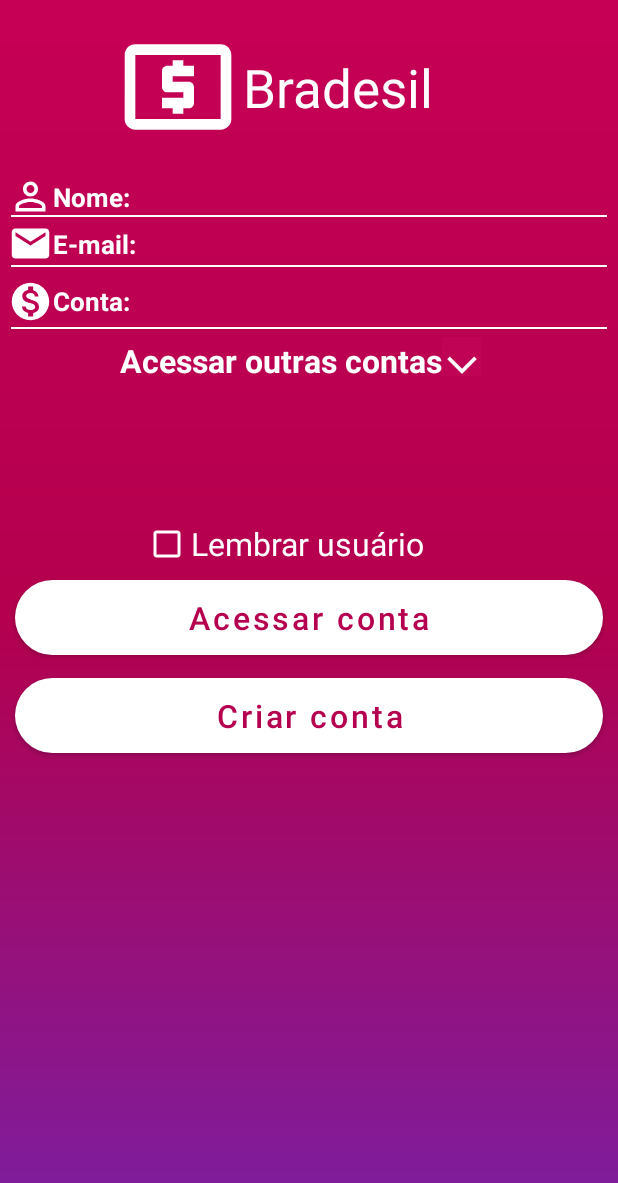
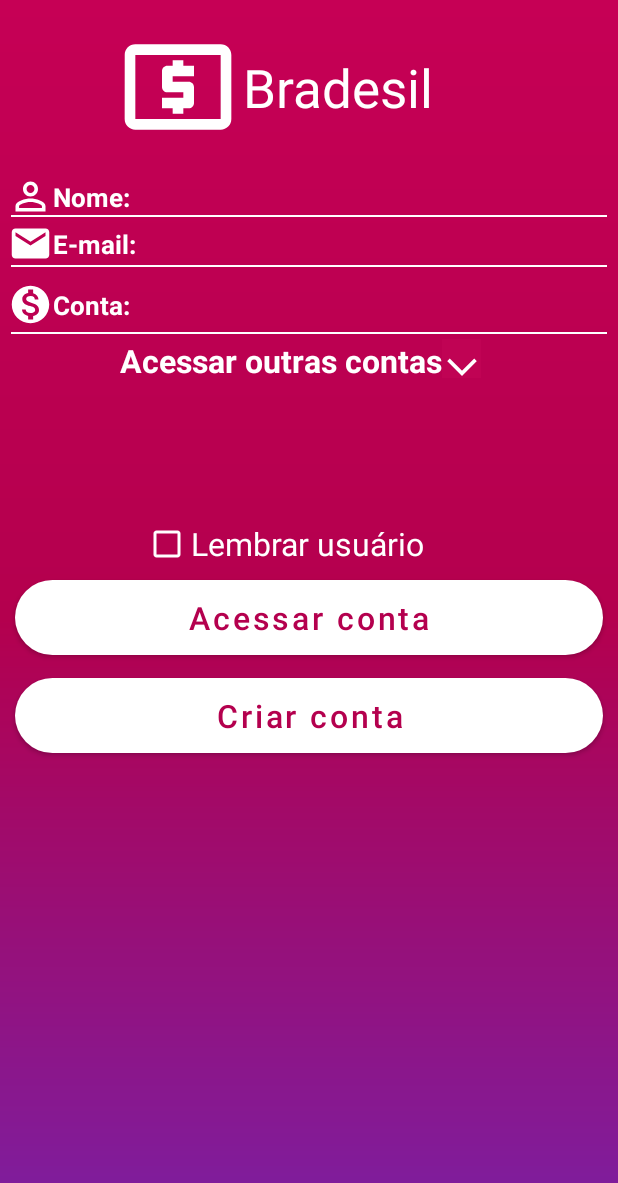
Before and after one commit to GILMARCOSSANTOS/BancoBradesil1.0, an Android app: the screen it shows after launch (MainActivity), on a phone screen of 412 x 824 dp. Shown: the top 1183 px of the screen. Run offline under Robolectric (Android 15) with nearby library versions, the phone set to English and light mode, and no system bars.

Commit message:
Constraint das activititys

```diff
--- a/app/src/main/res/layout/activity_criar_conta.xml
+++ b/app/src/main/res/layout/activity_criar_conta.xml
@@ -16,6 +16,7 @@
         android:scaleType="centerCrop"
         android:src="@drawable/voltar_icone"
         android:tint="@color/white01"
+        app:layout_constraintBottom_toBottomOf="@id/texTeViewVoltarActivityCriarContaId"
         app:layout_constraintStart_toStartOf="parent"
         app:layout_constraintTop_toTopOf="parent" />
 
@@ -48,6 +49,7 @@
         android:scaleType="centerCrop"
         android:src="@drawable/voltar_icone"
         android:tint="@color/white01"
+        app:layout_constraintBottom_toBottomOf="@id/texTeViewLoginctivityCriarContaId"
         app:layout_constraintEnd_toEndOf="parent"
         app:layout_constraintTop_toBottomOf="@+id/imageViewVoltarActivityCriarContaId" />
 
--- a/app/src/main/res/layout/activity_main.xml
+++ b/app/src/main/res/layout/activity_main.xml
@@ -120,10 +120,10 @@
             android:textColor="@color/white01"
             android:textSize="17sp"
             android:textStyle="bold"
-            tools:text="E - mail do cliente"
             app:layout_constraintBottom_toBottomOf="@+id/textViewEmail01ActivityMainId"
             app:layout_constraintStart_toEndOf="@id/textViewEmail01ActivityMainId"
-            app:layout_constraintTop_toTopOf="@+id/textViewEmail01ActivityMainId" />
+            app:layout_constraintTop_toTopOf="@+id/textViewEmail01ActivityMainId"
+            tools:text="E - mail do cliente" />
 
         <View
             android:id="@+id/view02ActivityMain02Id"
@@ -144,7 +144,7 @@
             android:layout_marginTop="5dp"
             android:src="@drawable/money_account"
             app:layout_constraintStart_toStartOf="parent"
-            app:layout_constraintTop_toBottomOf="@id/view02ActivityMain02Id"
+            app:layout_constraintTop_toBottomOf="@id/imageViewEmailActivityMainId"
             app:tint="@color/white01" />
 
         <com.google.android.material.textview.MaterialTextView
@@ -165,14 +165,13 @@
             android:layout_width="wrap_content"
             android:layout_height="wrap_content"
             android:layout_marginStart="5dp"
-            android:layout_marginTop="10dp"
+            android:layout_marginTop="11dp"
             android:textColor="@color/white01"
             android:textSize="17sp"
             android:textStyle="bold"
-            tools:text="conta do Cliente"
             app:layout_constraintBottom_toBottomOf="@+id/textViewConta01ActivityMainId"
             app:layout_constraintStart_toEndOf="@id/textViewConta01ActivityMainId"
-            app:layout_constraintTop_toBottomOf="@id/view02ActivityMain02Id" />
+            tools:text="conta do Cliente" />
 
         <View
             android:id="@+id/view03ActivityMainId"
@@ -197,6 +196,7 @@
             android:textColorHint="@color/white01"
             android:textSize="21sp"
             android:textStyle="bold"
+            app:layout_constraintBottom_toBottomOf="@id/imageButtonContasCadastradasMainActivityId"
             app:layout_constraintStart_toStartOf="parent"
             app:layout_constraintTop_toBottomOf="@+id/textViewConta01ActivityMainId" />
 
@@ -232,6 +232,7 @@
         android:text="@string/lembrarUsuario"
         android:textColor="@color/white01"
         android:textSize="21sp"
+        app:layout_constraintBottom_toTopOf="@id/acessarContaBotaoMainActivityId"
         app:layout_constraintStart_toStartOf="parent"
         app:layout_constraintTop_toBottomOf="@+id/constraintLayoutActivityMainId02" />
 
@@ -247,6 +248,7 @@
         android:textColor="@color/corSecundariaVariante"
         android:textSize="21sp"
         app:backgroundTint="@color/white01"
+        app:layout_constraintEnd_toEndOf="parent"
         app:layout_constraintStart_toStartOf="@+id/guideline5"
         app:layout_constraintTop_toBottomOf="@+id/checkboxLembrarUsuarioId" />
 
@@ -263,6 +265,7 @@
         android:textColor="@color/corSecundariaVariante"
         android:textSize="21sp"
         app:backgroundTint="@color/white01"
+        app:layout_constraintEnd_toEndOf="parent"
         app:layout_constraintStart_toStartOf="@+id/guideline5"
         app:layout_constraintTop_toBottomOf="@+id/acessarContaBotaoMainActivityId" />
 
```
Also changed, not shown: app/src/main/res/layout/activity_contas_cadastradas.xml (+3 -4 lines), app/src/main/res/layout/activity_login.xml (+7 -6 lines).
